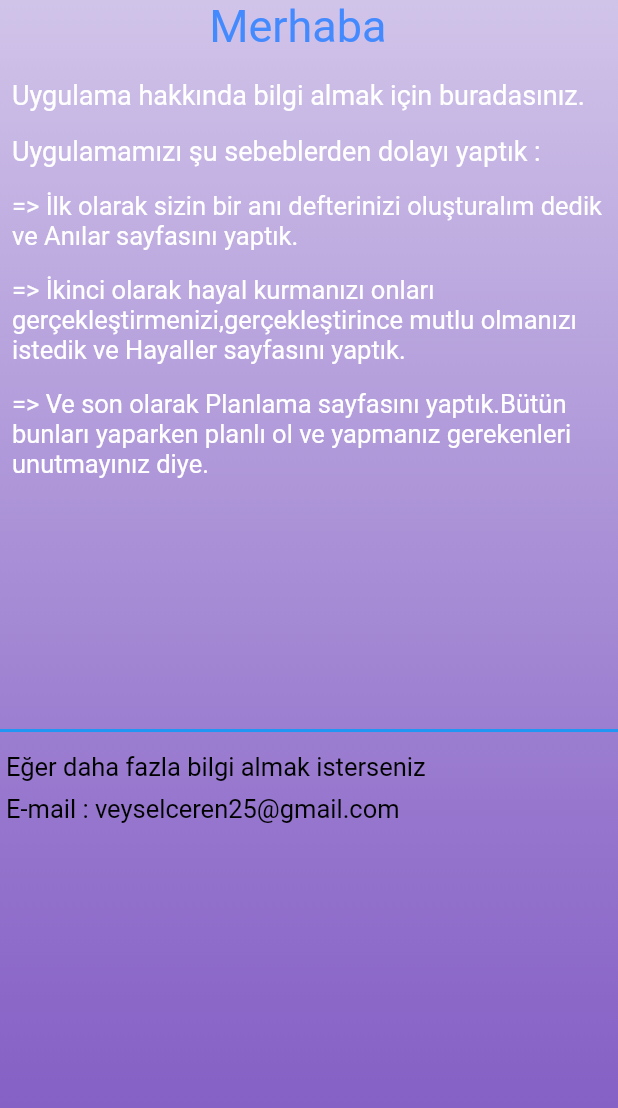
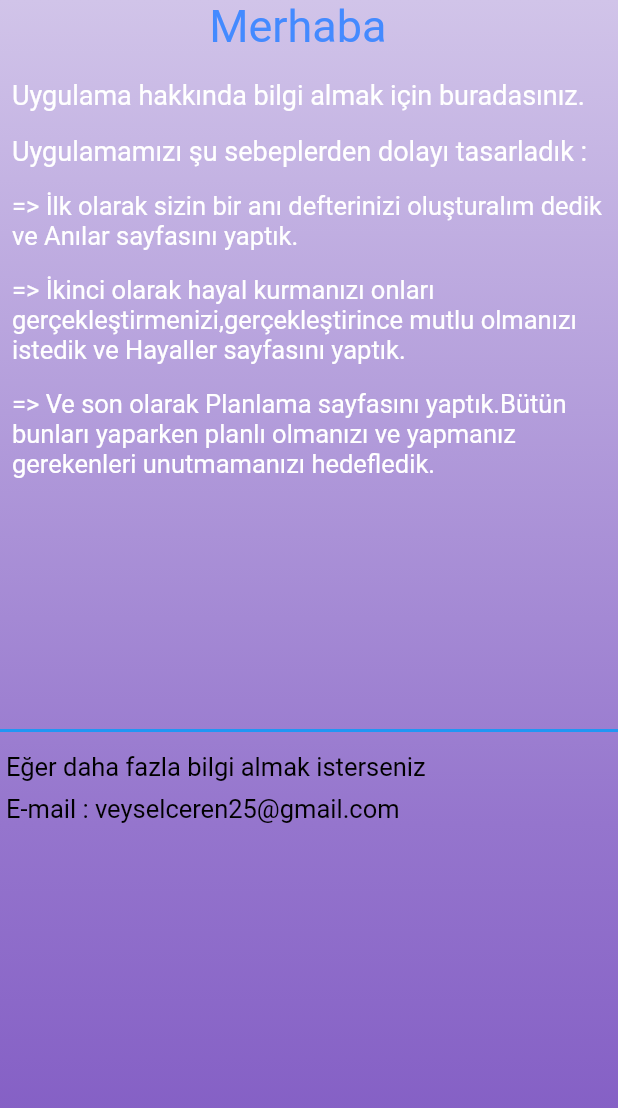
Before and after one commit to cerentrgt/3301456_203301065, a Flutter app: the AboutTheAppScreens screen opened directly, on a phone screen of 412 x 824 dp. Shown: the top 1108 px of the screen. Run offline on Flutter 3.47's test engine with Material 2 defaults, Android fonts, the phone set to English and light mode, and no system bars; our stand-ins replace cloud_firestore, firebase_auth, firebase_core, firebase_storage, flutter_spinkit, flutter_svg and 6 more; missing offline and left inert: flutter_facebook_auth; accounts and stored records are empty; network calls fail; project files that could hold a hidden picture were left out.

Commit message:
uygulamanın son hali

```diff
--- a/lib/Screens/AboutTheAppPage/AboutTheAppScreens/AboutTheAppBody.dart
+++ b/lib/Screens/AboutTheAppPage/AboutTheAppScreens/AboutTheAppBody.dart
@@ -50,7 +50,7 @@ class _AboutTheAppBodyState extends State<AboutTheAppBody> {
             child: Row(
               children: [
                 Text(
-                  "Uygulamamızı şu sebeblerden dolayı yaptık :  ",
+                  "Uygulamamızı şu sebeplerden dolayı tasarladık :  ",
                   style: TextStyle(fontSize: 18,color: Colors.white),
                 ),
               ],
@@ -73,7 +73,7 @@ class _AboutTheAppBodyState extends State<AboutTheAppBody> {
           Padding(
             padding: const EdgeInsets.all(8.0),
             child: Text(
-              "=> Ve son olarak Planlama sayfasını yaptık.Bütün bunları yaparken planlı ol ve yapmanız gerekenleri unutmayınız diye. ",
+              "=> Ve son olarak Planlama sayfasını yaptık.Bütün bunları yaparken planlı olmanızı ve yapmanız gerekenleri unutmamanızı hedefledik. ",
               style: TextStyle(fontSize: 17,color: Colors.white),
             ),
           ),
--- a/lib/Screens/DreamPage/DreamScreens/DreamList.dart
+++ b/lib/Screens/DreamPage/DreamScreens/DreamList.dart
@@ -69,7 +69,7 @@ class _DreamListState extends State<DreamList> {
               context: context,
               builder: (context) {
                 return AlertDialog(
-                  title: const Text("Silmek İstermisiniz?",style: TextStyle(
+                  title: const Text("Silmek ister misiniz?",style: TextStyle(
                     color: Colors.black,
                     fontSize: 20
                   ),),
@@ -81,7 +81,7 @@ class _DreamListState extends State<DreamList> {
                           statusService.removeStatus(mypost.id);
                           Navigator.pop(context);
                         },
-                        child: const Text("Silelim",style:  TextStyle(
+                        child: const Text("Sil",style:  TextStyle(
                             color: Colors.red,
                             fontSize: 15
                         ),),
--- a/lib/Screens/HomePage/HomeScreens/HomePage.dart
+++ b/lib/Screens/HomePage/HomeScreens/HomePage.dart
@@ -106,7 +106,7 @@ class _HomePageBodyState extends State<HomePageBody> {
         Row(
           children: [
             Text(
-              "Hala Kayıt Olmadın Mı? Hadi Kayıt Ol..!",
+              "Hâlâ Kayıt Olmadın Mı? Hadi Kayıt Ol..!",
               style: TextStyle(
                 fontSize: 15,
                 fontStyle: FontStyle.italic,
--- a/lib/Screens/LoginPage/LoginScreens/LoginBody.dart
+++ b/lib/Screens/LoginPage/LoginScreens/LoginBody.dart
@@ -166,7 +166,7 @@ class _LoginBodyState extends State<LoginBody> {
       crossAxisAlignment: CrossAxisAlignment.start,
       children: [
         const Text(
-          "Email",
+          "E-mail",
           style: TextStyle(
             color: Colors.white,
             fontWeight: FontWeight.bold,
@@ -201,7 +201,7 @@ class _LoginBodyState extends State<LoginBody> {
                 Icons.email,
                 color: Colors.white,
               ),
-              hintText: "Email :",
+              hintText: "E-mail :",
               hintStyle: TextStyle(
                 color: Colors.white54,
               ),
--- a/lib/Screens/MemoryPage/MemoryScreens/MemoryAdd.dart
+++ b/lib/Screens/MemoryPage/MemoryScreens/MemoryAdd.dart
@@ -87,7 +87,7 @@ class MemoryAddBody extends StatelessWidget {
   buildNameField() {
     return TextField(
       decoration:
-          const InputDecoration(labelText: "GÜNÜN ÖNEMİNİ ANLATAN İSMİ"),
+          const InputDecoration(labelText: "GÜNÜN ÖNEMİ?"),
       textCapitalization: TextCapitalization.words,
       maxLength: 40,
       controller: txtname,
--- a/lib/Screens/PlanPage/PlanPage.dart
+++ b/lib/Screens/PlanPage/PlanPage.dart
@@ -13,7 +13,7 @@ class _PlanPageState extends State<PlanPage> {
   @override
   Widget build(BuildContext context) {
     return  Scaffold(
-      appBar: AppBar(title: Text("Planlama"),backgroundColor: Colors.indigo[300]),
+      appBar: AppBar(title: Text("PLANLAMA"),backgroundColor: Colors.indigo[300]),
       drawer: MyDrawer(),
       body: TableCalendarPage(),
 
--- a/lib/Screens/RegisterPage/RegisterScreens/RegisterBody.dart
+++ b/lib/Screens/RegisterPage/RegisterScreens/RegisterBody.dart
@@ -175,7 +175,7 @@ class _RegisterBodyState extends State<RegisterBody> {
       crossAxisAlignment: CrossAxisAlignment.start,
       children: [
         const Text(
-          "Email",
+          "E-mail",
           style: TextStyle(
             color: Colors.white,
             fontWeight: FontWeight.bold,
@@ -210,7 +210,7 @@ class _RegisterBodyState extends State<RegisterBody> {
                 Icons.email,
                 color: Colors.white,
               ),
-              hintText: "Email :",
+              hintText: "E-mail :",
               hintStyle: TextStyle(
                 color: Colors.white54,
               ),
@@ -555,7 +555,7 @@ class _RegisterBodyState extends State<RegisterBody> {
           mainAxisAlignment: MainAxisAlignment.center,
           children: [
             Text(
-              "Kayıt ol",
+              "Kayıt Ol",
               style: TextStyle(
                 color: Colors.white,
                 letterSpacing: 1.5,
--- a/lib/Screens/UserPage/UserScreens/UserBody.dart
+++ b/lib/Screens/UserPage/UserScreens/UserBody.dart
@@ -114,12 +114,11 @@ class _UserBodyState extends State<UserBody> {
       builder: (context) => StatefulBuilder(
         builder: (context, setState) {
           return AlertDialog(
-            title: Text(
-              "Nereden Yüklemek İstersiniz?",
-            ),
+
             actions: [
               Row(
                 mainAxisAlignment: MainAxisAlignment.center,
+
                 children: [
                   SizedBox(width: 5),
                   InkWell(
--- a/lib/Screens/UserPage/UserScreens/UserScreens.dart
+++ b/lib/Screens/UserPage/UserScreens/UserScreens.dart
@@ -13,7 +13,7 @@ class _UserScreensState extends State<UserScreens> {
   Widget build(BuildContext context) {
     return Scaffold(
       appBar: AppBar(
-        title: Text("Profil"),
+        title: Text("PROFİL"),
         backgroundColor:  Color(0xFF9575CD),
       ),
       body: UserBody(),
```
